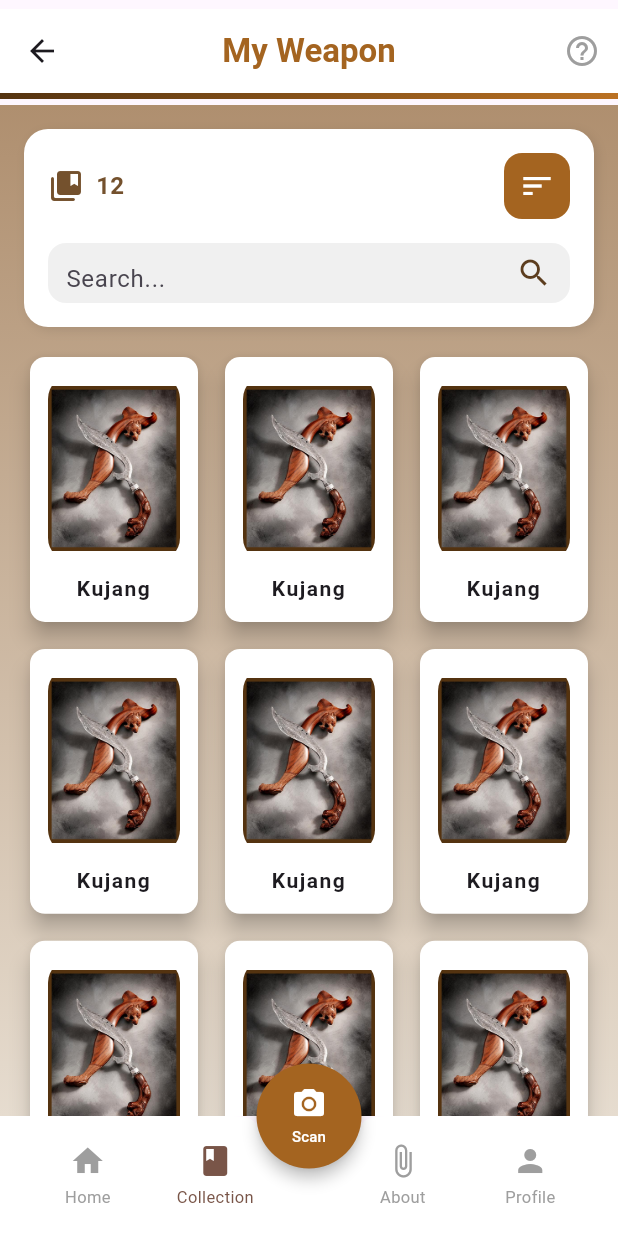
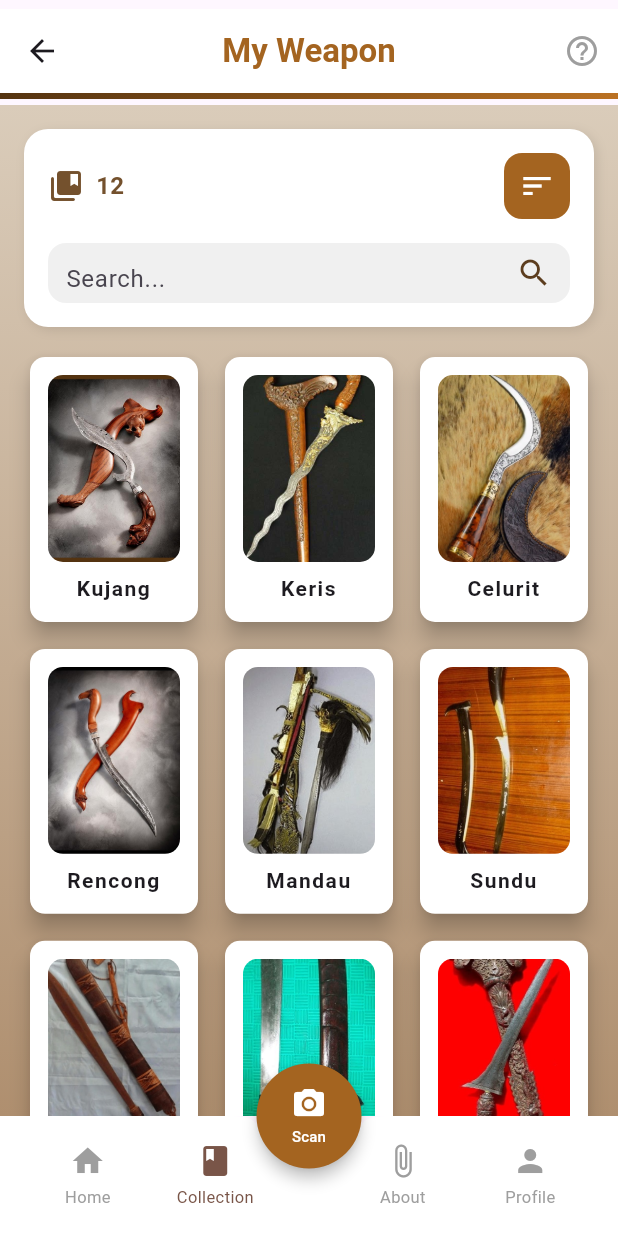
Before and after one commit to ZeroZennn/pusoko, a Flutter app: the CollectionPageScreen screen opened directly, on a phone screen of 412 x 824 dp. Run offline on Flutter 3.47's test engine with Material 3 defaults, Android fonts, the phone set to English and light mode, and no system bars; our stand-ins replace carousel_slider, image_picker, lottie.

Commit message:
update collection_page

```diff
--- a/lib/collection_page.dart
+++ b/lib/collection_page.dart
@@ -5,12 +5,18 @@ import 'custom_scaffold.dart';
 class WeaponCard extends StatelessWidget {
   final String name;
   final String imagePath;
+  final String weaponDesc;
+  final String weaponOrigin;
+  final int weaponRarity;
   final VoidCallback? onTap;
 
   const WeaponCard({
     super.key,
     required this.name,
     required this.imagePath,
+    required this.weaponDesc,
+    required this.weaponOrigin,
+    required this.weaponRarity,
     this.onTap,
   });
 
@@ -22,24 +28,25 @@ class WeaponCard extends StatelessWidget {
         aspectRatio: 0.65,
         child: Card(
           shape: RoundedRectangleBorder(
-            borderRadius: BorderRadius.circular(10), // 💡 Lebih lonjong
+            borderRadius: BorderRadius.circular(10),
           ),
           color: Colors.white,
           elevation: 6,
           child: Padding(
-            padding: const EdgeInsets.all(12.0), // ✅ Padding simetris
+            padding: const EdgeInsets.all(12.0),
             child: Column(
               crossAxisAlignment: CrossAxisAlignment.center,
               children: [
+                // Gambar dalam rasio tetap
                 Expanded(
-                  // ✅ Gambar fleksibel mengikuti tinggi card
+                  child: AspectRatio(
+                    aspectRatio: 3 / 4,
                     child: ClipRRect(
-                    borderRadius: BorderRadius.circular(
-                      16,
-                    ), // Rounded utk gambar
+                      borderRadius: BorderRadius.circular(10),
                       child: Image.asset(
                         imagePath,
-                      fit: BoxFit.contain, // Gambar tidak terpotong
+                        fit: BoxFit.cover, // Penuhi seluruh area
+                      ),
                     ),
                   ),
                 ),
@@ -63,8 +70,128 @@ class WeaponCard extends StatelessWidget {
   }
 }
 
-class CollectionPageScreen extends StatelessWidget {
+class CollectionPageScreen extends StatefulWidget {
   const CollectionPageScreen({super.key});
+
+  @override
+  State<CollectionPageScreen> createState() => _CollectionPageScreenState();
+}
+
+class _CollectionPageScreenState extends State<CollectionPageScreen>
+    with TickerProviderStateMixin {
+  late final List<AnimationController> _controllers;
+  late final List<Animation<Offset>> _animations;
+
+  final List<Map<String, dynamic>> weapons = [
+    {
+      "name": "Kujang",
+      "imagePath": "assets/images/kujang.png",
+      "desc":
+          "Senjata tradisional khas Sunda, digunakan sebagai alat pertanian dan simbol kekuatan.",
+      "origin": "Jawa Barat",
+      "rarity": 5,
+    },
+    {
+      "name": "Keris",
+      "imagePath": "assets/images/keris.jpg",
+      "desc":
+          "Senjata tikam khas Nusantara dengan bentuk bilah berkelok dan nilai spiritual tinggi.",
+      "origin": "Jawa Tengah",
+      "rarity": 4,
+    },
+    {
+      "name": "Celurit",
+      "imagePath": "assets/images/celurit.png",
+      "desc":
+          "Senjata tajam berbentuk melengkung yang digunakan oleh masyarakat Madura.",
+      "origin": "Madura",
+      "rarity": 3,
+    },
+    {
+      "name": "Rencong",
+      "imagePath": "assets/images/rencong.jpg",
+      "desc":
+          "Senjata tradisional yang menjadi simbol keberanian masyarakat Aceh.",
+      "origin": "Aceh",
+      "rarity": 4,
+    },
+    {
+      "name": "Mandau",
+      "imagePath": "assets/images/mandau.jpg",
+      "desc":
+          "Senjata suku Dayak Kalimantan yang digunakan untuk berburu dan bertarung.",
+      "origin": "Kalimantan",
+      "rarity": 5,
+    },
+    {
+      "name": "Sundu",
+      "imagePath": "assets/images/sundu.jpg",
+      "desc":
+          "Senjata tradisional dari Sulawesi dengan bentuk khas dan ukiran etnik.",
+      "origin": "Sulawesi",
+      "rarity": 3,
+    },
+    {
+      "name": "Dohong",
+      "imagePath": "assets/images/dohong.jpg",
+      "desc": "Senjata pendek seperti pisau yang digunakan oleh suku Dayak.",
+      "origin": "Kalimantan Tengah",
+      "rarity": 2,
+    },
+    {
+      "name": "Golok",
+      "imagePath": "assets/images/golok.jpg",
+      "desc":
+          "Alat multifungsi untuk bertani dan bertahan hidup, dikenal luas di seluruh Nusantara.",
+      "origin": "Betawi / Jawa Barat",
+      "rarity": 2,
+    },
+    {
+      "name": "Wedhung",
+      "imagePath": "assets/images/wedhung.jpg",
+      "desc":
+          "Untuk membedakan antara kedua wedhung ini adalah mata pisaunya. Mata pisau dari wedhung Cirebon tidak ada dan terkesan cukup polos. Sedangkan untuk mata pisau dari wedhung Bali mempunyai motif – motif yang sangat apik. Material dari wedhung ini terbuat dari logam. Sedangkan untuk sarung / penutupnya terbuat dari kayu.",
+      "origin": "Bali",
+      "rarity": 3,
+    },
+  ];
+
+  @override
+  void initState() {
+    super.initState();
+    _controllers = List.generate(
+      9,
+      (index) => AnimationController(
+        vsync: this,
+        duration: const Duration(milliseconds: 500),
+      ),
+    );
+
+    _animations =
+        _controllers.map((controller) {
+          return Tween<Offset>(
+            begin: const Offset(0, 0.2),
+            end: Offset.zero,
+          ).animate(CurvedAnimation(parent: controller, curve: Curves.easeOut));
+        }).toList();
+
+    _startStaggeredAnimation();
+  }
+
+  void _startStaggeredAnimation() async {
+    for (var i = 0; i < _controllers.length; i++) {
+      await Future.delayed(const Duration(milliseconds: 100));
+      _controllers[i].forward();
+    }
+  }
+
+  @override
+  void dispose() {
+    for (var controller in _controllers) {
+      controller.dispose();
+    }
+    super.dispose();
+  }
 
   @override
   Widget build(BuildContext context) {
@@ -83,50 +210,40 @@ class CollectionPageScreen extends StatelessWidget {
                 'My Weapon',
                 style: TextStyle(
                   fontWeight: FontWeight.bold,
-                  color: Color(0xFFA46420), // Warna sesuai permintaan
+                  color: Color(0xFFA46420),
                 ),
               ),
               actions: [
                 IconButton(
                   icon: const Icon(Icons.help_outline, color: Colors.grey),
-                  onPressed: () {
-                    // Tambahkan aksi kalau mau
-                  },
+                  onPressed: () {},
                 ),
               ],
             ),
-            // Garis Gradient
             Container(
               height: 4,
               decoration: const BoxDecoration(
                 gradient: LinearGradient(
-                  colors: [
-                    Color(0xFF543310), // Kiri
-                    Color(0xFFBA7123), // Kanan
+                  colors: [Color(0xFF543310), Color(0xFFBA7123)],
+                ),
+              ),
+            ),
+            const SizedBox(height: 4),
           ],
         ),
       ),
-            ),
-            const SizedBox(height: 4), // Jarak kecil bawah garis
-          ],
-        ),
-      ),
-
       body: SafeArea(
         child: Container(
           decoration: const BoxDecoration(
             gradient: LinearGradient(
               begin: Alignment.topCenter,
               end: Alignment.bottomCenter,
-              colors: [Color(0xFFAF8F6F), Color(0xFFE6DCCF)],
+              colors: [Color.fromARGB(255, 218, 204, 186), Color(0xFFAF8F6F)],
             ),
           ),
           child: SingleChildScrollView(
             child: Padding(
-              padding: const EdgeInsets.symmetric(
-                horizontal: 16.0,
-                vertical: 16.0,
-              ),
+              padding: const EdgeInsets.symmetric(horizontal: 16, vertical: 16),
               child: Column(
                 children: [
                   buildCardSearch("12", () {
@@ -137,6 +254,7 @@ class CollectionPageScreen extends StatelessWidget {
                     );
                   }),
                   const SizedBox(height: 16),
+
                   GridView.builder(
                     shrinkWrap: true,
                     physics: const NeverScrollableScrollPhysics(),
@@ -145,26 +263,39 @@ class CollectionPageScreen extends StatelessWidget {
                           MediaQuery.of(context).size.width > 600 ? 4 : 3,
                       crossAxisSpacing: 10,
                       mainAxisSpacing: 10,
-                      childAspectRatio:
-                          0.65, // Menyesuaikan AspectRatio di WeaponCard
+                      childAspectRatio: 0.65,
                     ),
-                    itemCount: 9,
+                    itemCount: weapons.length,
                     itemBuilder: (context, index) {
-                      return WeaponCard(
-                        name: "Kujang",
-                        imagePath: 'assets/images/kujang.png',
+                      final weapon = weapons[index];
+                      final name = weapon['name'];
+                      return SlideTransition(
+                        position: _animations[index],
+                        child: FadeTransition(
+                          opacity: _controllers[index],
+                          child: WeaponCard(
+                            name: name,
+                            imagePath: weapon['imagePath'],
+                            weaponDesc: weapon['desc'],
+                            weaponOrigin: weapon['origin'],
+                            weaponRarity: weapon['rarity'],
                             onTap: () {
                               Navigator.push(
                                 context,
                                 MaterialPageRoute(
                                   builder:
                                       (context) => WeaponDetailScreen(
-                                    name: "Kujang",
-                                    imagePath: 'assets/images/kujang.png',
+                                        name: name,
+                                        imagePath: weapon['imagePath'],
+                                        weaponDesc: weapon['desc'],
+                                        weaponOrigin: weapon['origin'],
+                                        weaponRarity: weapon['rarity'],
                                       ),
                                 ),
                               );
                             },
+                          ),
+                        ),
                       );
                     },
                   ),
@@ -220,7 +351,7 @@ class CollectionPageScreen extends StatelessWidget {
                 child: Container(
                   padding: const EdgeInsets.all(10),
                   decoration: BoxDecoration(
-                    color: Color(0xFFA46420),
+                    color: const Color(0xFFA46420),
                     borderRadius: BorderRadius.circular(12),
                   ),
                   child: const Icon(Icons.sort, color: Colors.white),
@@ -232,13 +363,13 @@ class CollectionPageScreen extends StatelessWidget {
           Container(
             height: 40,
             decoration: BoxDecoration(
-              color: Color(0xFFF0F0F0),
+              color: const Color(0xFFF0F0F0),
               borderRadius: BorderRadius.circular(12),
             ),
-            child: Padding(
-              padding: const EdgeInsets.symmetric(horizontal: 12),
+            child: const Padding(
+              padding: EdgeInsets.symmetric(horizontal: 12),
               child: Row(
-                children: const [
+                children: [
                   Expanded(
                     child: TextField(
                       decoration: InputDecoration(
```
Also changed, not shown: lib/home_page.dart (+10 -3 lines), lib/weapon_detail.dart (+54 -36 lines), assets/images/celurit.png (added), assets/images/dohong.jpg (added), assets/images/golok.jpg (added), assets/images/keris.jpg (added), assets/images/mandau.jpg (added), assets/images/rencong.jpg (added), assets/images/sundu.jpg (added), assets/images/wedhung.jpg (added). Lines whose indentation alone changed are shown as unchanged.
